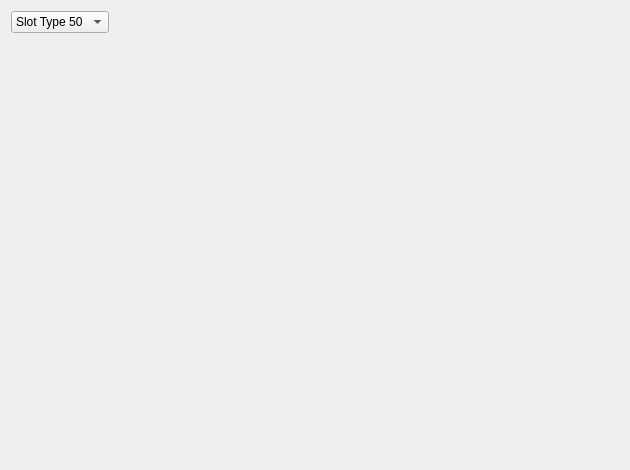
First picture: the form in GUI/Dialog/DMachineSetup/SMHoleMag/WHoleMag/WHoleMag.ui, repository Eomys/pyleecan, before the edit.
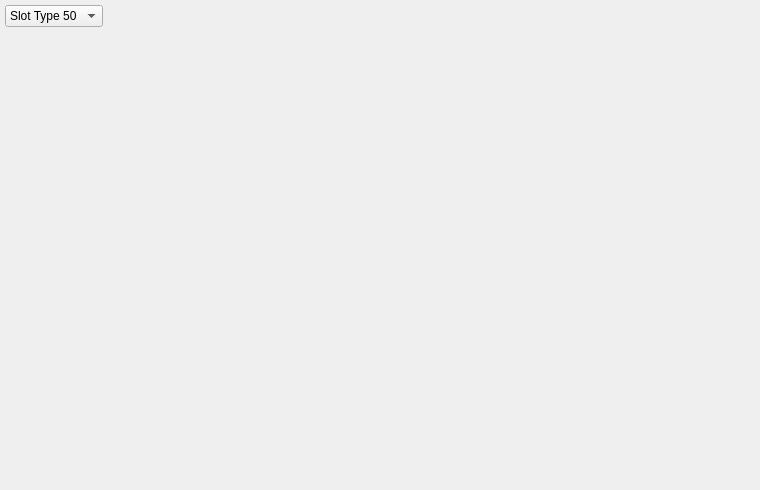
Second picture: the form after the edit.

Commit message: [BC} GUI LamHole mag_mat select for every magnet

The edit to the form file:
```diff
--- a/GUI/Dialog/DMachineSetup/SMHoleMag/WHoleMag/WHoleMag.ui
+++ b/GUI/Dialog/DMachineSetup/SMHoleMag/WHoleMag/WHoleMag.ui
@@ -6,20 +6,35 @@
    <rect>
     <x>0</x>
     <y>0</y>
-    <width>630</width>
-    <height>470</height>
+    <width>760</width>
+    <height>490</height>
    </rect>
   </property>
   <property name="minimumSize">
    <size>
-    <width>630</width>
-    <height>470</height>
+    <width>760</width>
+    <height>490</height>
    </size>
   </property>
   <property name="windowTitle">
    <string>Form</string>
   </property>
   <layout class="QVBoxLayout" name="main_layout">
+   <property name="spacing">
+    <number>4</number>
+   </property>
+   <property name="leftMargin">
+    <number>5</number>
+   </property>
+   <property name="topMargin">
+    <number>5</number>
+   </property>
+   <property name="rightMargin">
+    <number>5</number>
+   </property>
+   <property name="bottomMargin">
+    <number>5</number>
+   </property>
    <item>
     <layout class="QHBoxLayout" name="horizontalLayout">
      <item>
@@ -78,10 +93,16 @@
    </item>
    <item>
     <widget class="QWidget" name="w_hole" native="true">
+     <property name="sizePolicy">
+      <sizepolicy hsizetype="Preferred" vsizetype="Expanding">
+       <horstretch>0</horstretch>
+       <verstretch>0</verstretch>
+      </sizepolicy>
+     </property>
      <property name="minimumSize">
       <size>
-       <width>640</width>
-       <height>480</height>
+       <width>750</width>
+       <height>450</height>
       </size>
      </property>
     </widget>
```
The commit also changes 21 other files.
